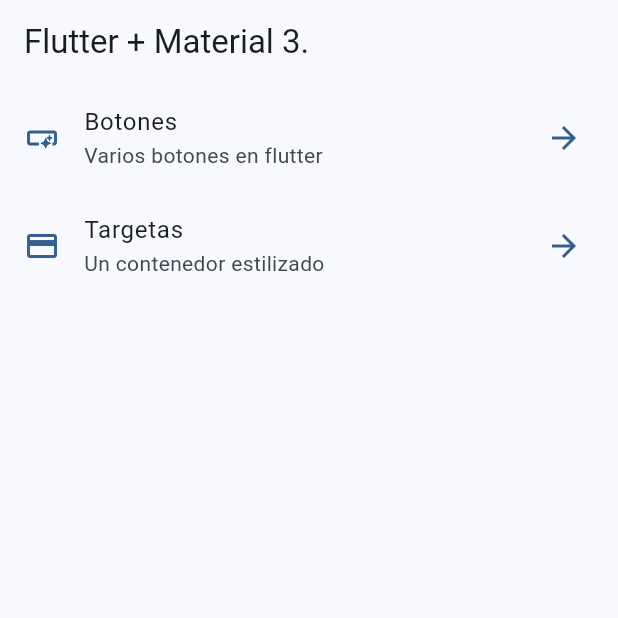
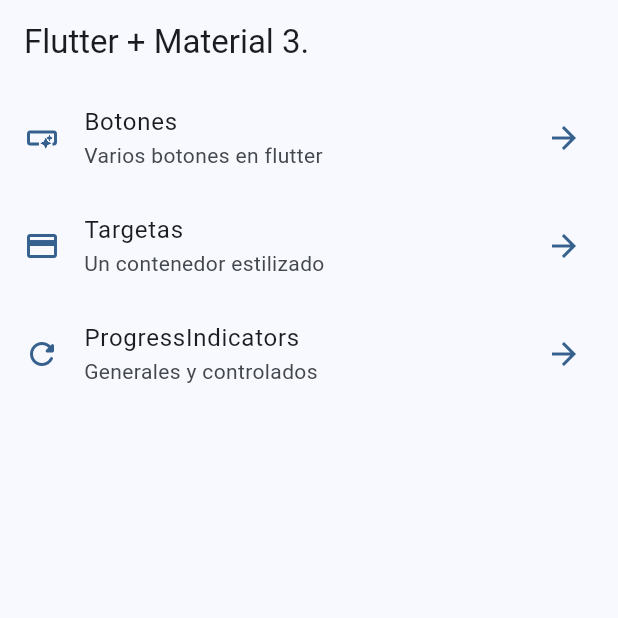
Before and after one commit to hhugo-isc/flutter-bases, a Flutter app: the screen it shows after launch, on a phone screen of 412 x 824 dp, the top half of it. Run offline on Flutter 3.47's test engine with Material 2 defaults, Android fonts, the phone set to English and light mode, and no system bars; our stand-ins replace go_router.

Commit message:
Progress indicators terminado

```diff
--- a/lib/config/menu/menu_items.dart
+++ b/lib/config/menu/menu_items.dart
@@ -27,4 +27,10 @@ const List<MenuItem> appMenuItems = <MenuItem>[
     link: '/cards',
     icon: Icons.credit_card,
   ),
+  MenuItem(
+    title: 'ProgressIndicators',
+    subtitle: 'Generales y controlados',
+    link: '/progress',
+    icon: Icons.refresh_rounded,
+  ),
 ];
--- a/lib/config/router/app_router.dart
+++ b/lib/config/router/app_router.dart
@@ -18,6 +18,11 @@ final appRouter = GoRouter(
       path: '/cards',
       name: CardsScreen.name,
       builder: (context, state) => const CardsScreen(),
+    ),
+    GoRoute(
+      path: '/progress',
+      name: ProgressScreen.name,
+      builder: (context, state) => const ProgressScreen(),
     )
   ],
 );
```
Also changed, not shown: lib/presentation/screens/progress/progress_screen.dart (+75 -1 lines).
